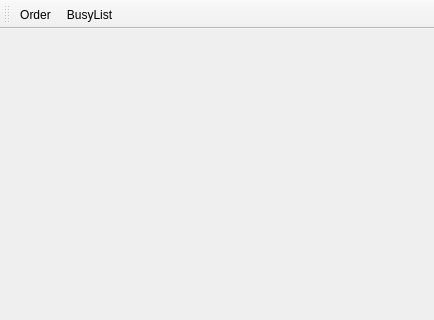
The window that mainwindow.ui (CoolManXD/TaxiPark-CourseWorkOOP-QT) describes before a commit, drawn with Qt 5; both pictures show x 0 to 434 and y 0 to 320 of the 434 by 720 pixel window.
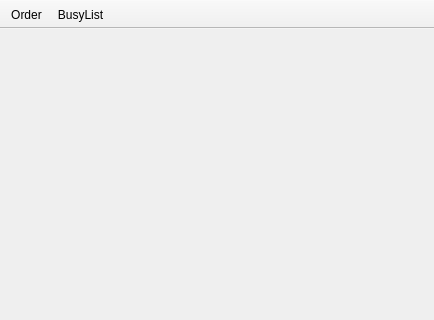
The same window after the commit. Icons and pictures are not drawn.

The edit to the form file:
```diff
--- a/mainwindow.ui
+++ b/mainwindow.ui
@@ -68,7 +68,7 @@
 }
 
 QListWidget::item:selected {
-	background-color: #5555FF;
+
 }</string>
   </property>
   <widget class="QWidget" name="centralwidget">
@@ -93,6 +93,9 @@
    <property name="windowTitle">
     <string>toolBar</string>
    </property>
+   <property name="movable">
+    <bool>false</bool>
+   </property>
    <attribute name="toolBarArea">
     <enum>TopToolBarArea</enum>
    </attribute>
```
